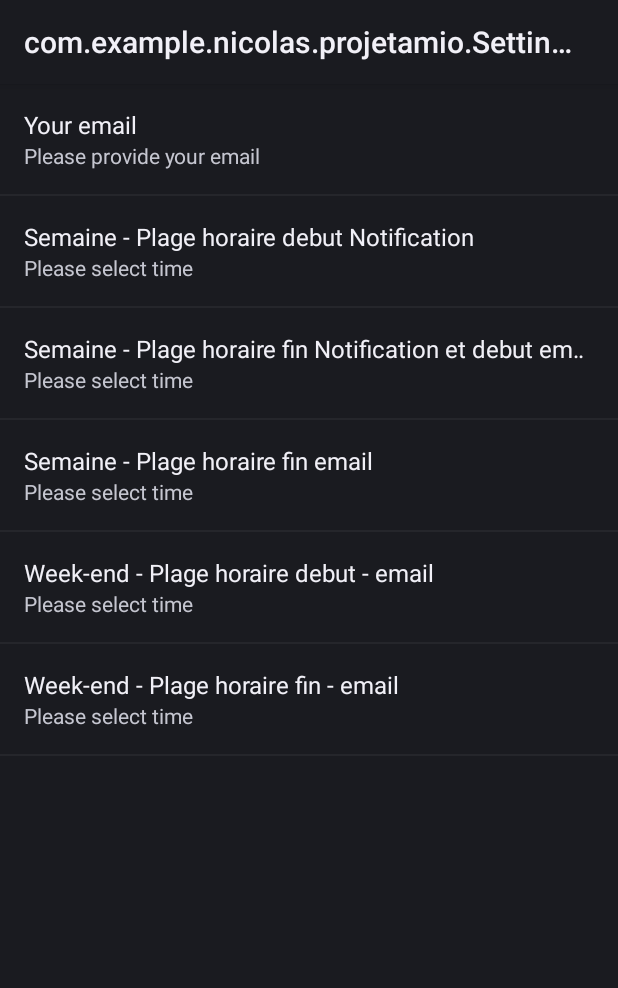
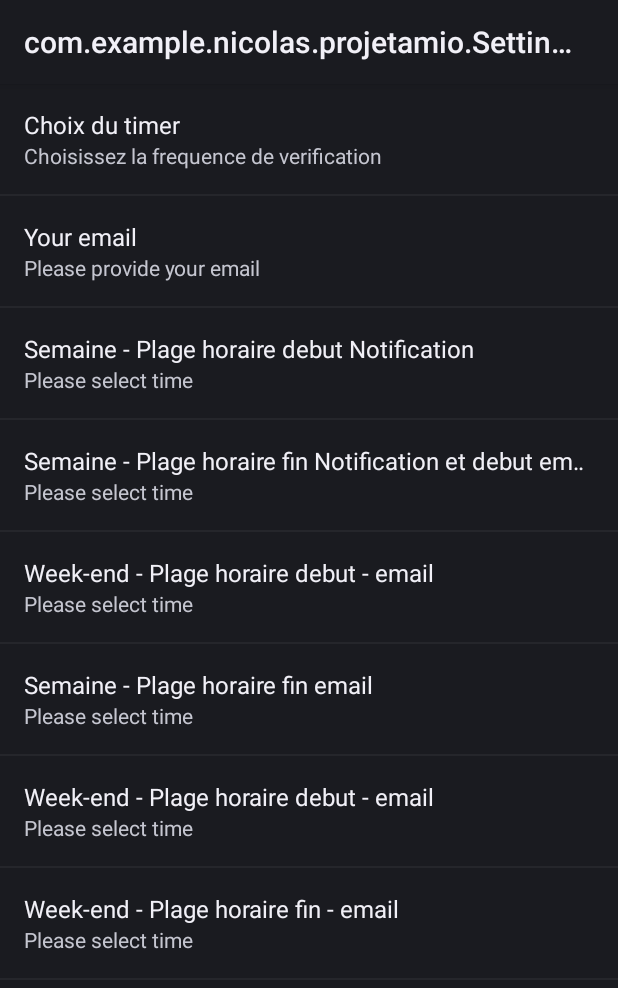
Before and after one commit to ouadiel/amiogrl, an Android app: the Settings screen opened directly, with no data from a screen before it, on a phone screen of 412 x 824 dp. Shown: the top 988 px of the screen. Run offline under Robolectric (Android 15) with nearby library versions, the light colour scheme and no system bars.

Commit message:
Magic pushy
Ajout de timepickers pour les preferences, refactorisation dans
mainService et clean up du code

```diff
--- /dev/null
+++ b/ProjetAMIO/app/src/main/res/values/arrays.xml
@@ -0,0 +1,15 @@
+<?xml version="1.0" encoding="utf-8"?>
+<resources>
+    <string-array name="getterFrequency">
+        <item name="2">Toutes les 2min</item>
+        <item name="5">Toutes les 5min</item>
+        <item name="15">Toutes les 15min</item>
+        <item name="30">Toutes les 30min</item>
+    </string-array>
+    <string-array name="syncFrequencyValues">
+        <item name="2">120000</item>
+        <item name="5">300000</item>
+        <item name="15">900000</item>
+        <item name="30">1800000</item>
+    </string-array>
+</resources>
--- a/ProjetAMIO/app/src/main/res/xml/preferences.xml
+++ b/ProjetAMIO/app/src/main/res/xml/preferences.xml
@@ -1,39 +1,39 @@
 <?xml version="1.0" encoding="utf-8"?>
 <PreferenceScreen xmlns:android="http://schemas.android.com/apk/res/android">
+    <ListPreference
+        android:title="Choix du timer"
+        android:key="timerChoice"
+        android:entries="@array/getterFrequency"
+        android:summary="Choisissez la frequence de verification"/>
     <EditTextPreference
         android:title="Your email"
         android:key="email"
         android:inputType="textEmailAddress"
         android:summary="Please provide your email" />
-    <EditTextPreference
-        android:title="Semaine - Plage horaire debut Notification"
+    <com.example.nicolas.projetamio.TimePreference
         android:key="timeWeekStart"
-        android:inputType="time"
         android:summary="Please select time"
-        android:numeric="integer" />
-    <EditTextPreference
-        android:title="Semaine - Plage horaire fin Notification et debut email"
+        android:title="Semaine - Plage horaire debut Notification"/>
+    <com.example.nicolas.projetamio.TimePreference
         android:key="timeWeekEnd"
-        android:inputType="time"
         android:summary="Please select time"
-        android:numeric="integer" />
-    <EditTextPreference
+        android:title="Semaine - Plage horaire fin Notification et debut email"/>
+    <com.example.nicolas.projetamio.TimePreference
+        android:title="Week-end - Plage horaire debut - email"
+        android:key="timeWEStart"
+        android:summary="Please select time"/>
+    <com.example.nicolas.projetamio.TimePreference
         android:title="Semaine - Plage horaire fin email"
         android:key="timeWEEnd"
-        android:summary="Please select time"
-        android:inputType="time"
-        android:numeric="integer" />
-    <EditTextPreference
+        android:summary="Please select time"/>
+    <com.example.nicolas.projetamio.TimePreference
         android:title="Week-end - Plage horaire debut - email"
         android:key="timeWEStart"
-        android:inputType="time"
-        android:summary="Please select time"
-        android:numeric="integer" />
+        android:summary="Please select time"/>
     <EditTextPreference
         android:title="Week-end - Plage horaire fin - email"
         android:key="timeWEEnd"
         android:summary="Please select time"
         android:inputType="time"
         android:numeric="integer" />
-
 </PreferenceScreen>
```
Also changed, not shown: ProjetAMIO/app/src/main/java/com/example/nicolas/projetamio/MainService.java (+72 -59 lines), ProjetAMIO/app/src/main/java/com/example/nicolas/projetamio/TimePreference.java (added, +92 -0 lines).
